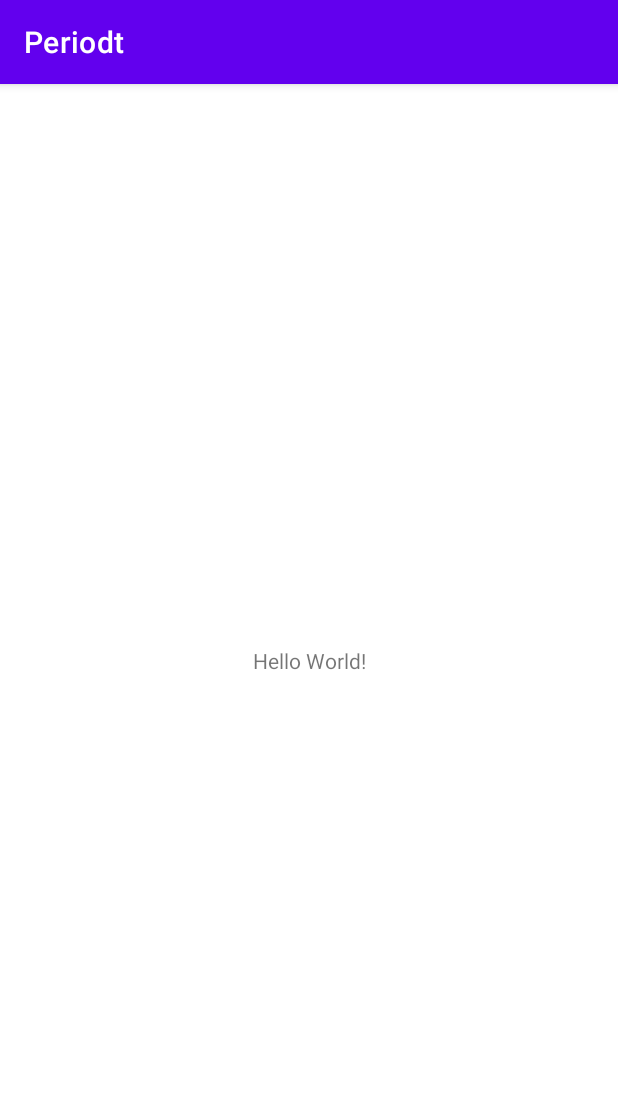
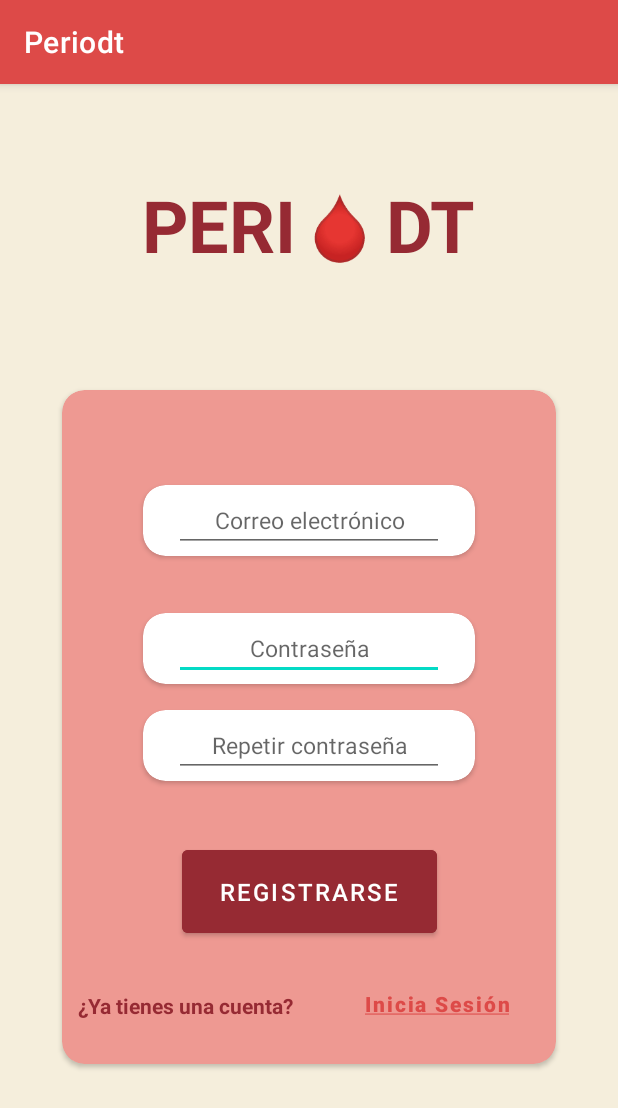
Before and after one commit to elennovi/periodt, an Android app: the screen it shows after launch (MainActivity before the commit, SignupActivity after it), on a phone screen of 412 x 824 dp. Shown: the top 1108 px of the screen. Run offline under Robolectric (Android 15) with nearby library versions, the phone set to English and light mode, and no system bars; our stand-ins replace Room's generated code.

Commit message:
Signup almost done

```diff
--- a/app/build.gradle
+++ b/app/build.gradle
@@ -29,6 +29,9 @@ android {
 }
 
 dependencies {
+    implementation "androidx.room:room-runtime:2.5.0"
+    annotationProcessor "androidx.room:room-compiler:2.5.0"
+
     implementation 'androidx.appcompat:appcompat:1.4.1'
     implementation 'com.google.android.material:material:1.5.0'
     implementation 'androidx.constraintlayout:constraintlayout:2.1.3'
--- a/app/src/main/AndroidManifest.xml
+++ b/app/src/main/AndroidManifest.xml
@@ -12,6 +12,9 @@
         android:theme="@style/Theme.Periodt"
         tools:targetApi="31">
         <activity
+            android:name=".SignupActivity"
+            android:exported="false" />
+        <activity
             android:name=".MainActivity"
             android:exported="true">
             <intent-filter>
@@ -22,5 +25,4 @@
         </activity>
     </application>
 
-
 </manifest>
--- /dev/null
+++ b/app/src/main/java/com/example/periodt/AppDatabase.java
@@ -0,0 +1,9 @@
+package com.example.periodt;
+
+import androidx.room.Database;
+import androidx.room.RoomDatabase;
+
+@Database(entities = {User.class}, version = 1)
+public abstract class AppDatabase extends RoomDatabase {
+    public abstract UserDao userDao();
+}
--- a/app/src/main/java/com/example/periodt/MainActivity.java
+++ b/app/src/main/java/com/example/periodt/MainActivity.java
@@ -1,14 +1,27 @@
 package com.example.periodt;
 
 import androidx.appcompat.app.AppCompatActivity;
+import androidx.room.Room;
 
+import android.content.Intent;
 import android.os.Bundle;
 
 public class MainActivity extends AppCompatActivity {
+
+    private AppDatabase db;
 
     @Override
     protected void onCreate(Bundle savedInstanceState) {
         super.onCreate(savedInstanceState);
         setContentView(R.layout.activity_main);
+        AppDatabase db = Room.databaseBuilder(getApplicationContext(),
+                AppDatabase.class, "database-name").build();
+
+        // Check if logged
+        // TO DO
+
+        // Call the next view
+        Intent intent = new Intent(this, SignupActivity.class);
+        startActivity(intent);
     }
 }
--- /dev/null
+++ b/app/src/main/java/com/example/periodt/SignupActivity.java
@@ -0,0 +1,58 @@
+package com.example.periodt;
+
+import androidx.appcompat.app.AlertDialog;
+import androidx.appcompat.app.AppCompatActivity;
+import androidx.room.Room;
+
+import android.content.DialogInterface;
+import android.content.Intent;
+import android.os.Bundle;
+import android.util.Log;
+import android.view.View;
+import android.widget.Button;
+import android.widget.EditText;
+
+public class SignupActivity extends AppCompatActivity {
+
+    @Override
+    protected void onCreate(Bundle savedInstanceState) {
+        super.onCreate(savedInstanceState);
+        setContentView(R.layout.signup);
+
+        Intent intent = getIntent();
+        Button button = (Button) findViewById(R.id.register_btn);
+        button.setOnClickListener(new View.OnClickListener() {
+            public void onClick(View v) {
+                submitData();
+            }
+        });
+    }
+
+    private void submitData() {
+        EditText email_et = (EditText) findViewById(R.id.email_addr);
+        EditText pwd_et = (EditText) findViewById(R.id.password);
+        EditText repeat_pwd_et = (EditText) findViewById(R.id.repeat_password);
+
+        // Get the data
+        String email = email_et.getText().toString();
+        String pwd = pwd_et.getText().toString();
+        String repeat_pwd = repeat_pwd_et.getText().toString();
+
+        if (!pwd.equals(repeat_pwd)){
+            AlertDialog.Builder builder = new AlertDialog.Builder(this);
+            builder.setPositiveButton("OK", new DialogInterface.OnClickListener() {
+                public void onClick(DialogInterface dialog, int id) {
+                    dialog.cancel();
+                }
+            });
+            builder.setMessage(R.string.same_pwd_error)
+                    .setTitle(R.string.error);
+            AlertDialog dialog = builder.create();
+            dialog.show();
+        }
+
+        // Check if available
+
+        // Post the data and go
+    }
+}
--- /dev/null
+++ b/app/src/main/java/com/example/periodt/UserDao.java
@@ -0,0 +1,26 @@
+package com.example.periodt;
+
+import androidx.room.Dao;
+import androidx.room.Delete;
+import androidx.room.Insert;
+import androidx.room.Query;
+
+import java.util.List;
+
+@Dao
+public interface UserDao {
+    @Query("SELECT * FROM user")
+    List<User> getAll();
+
+    @Query("SELECT * FROM user WHERE uid IN (:userIds)")
+    List<User> loadAllByIds(int[] userIds);
+
+    @Query("SELECT * FROM user WHERE email LIKE :email LIMIT 1")
+    User findByEmail(String email);
+
+    @Insert
+    void insertAll(User... users);
+
+    @Delete
+    void delete(User user);
+}
--- a/app/src/main/res/layout/signup.xml
+++ b/app/src/main/res/layout/signup.xml
@@ -4,7 +4,8 @@
     xmlns:tools="http://schemas.android.com/tools"
     android:layout_width="match_parent"
     android:layout_height="match_parent"
-    android:background="@color/beige">
+    android:background="@color/beige"
+    tools:context=".SignupActivity">
 
     <TextView
         android:id="@+id/textView"
--- a/app/src/main/res/values/strings.xml
+++ b/app/src/main/res/values/strings.xml
@@ -22,4 +22,7 @@
     <string name="login_redirect"><u>Inicia Sesión</u></string>
     <string name="register_redirect"><u>Regístrate</u></string>
 
+    <string name="same_pwd_error">Las contraseñas son diferentes</string>
+    <string name="error">ERROR</string>
+
 </resources>
--- a/app/src/main/res/values/themes.xml
+++ b/app/src/main/res/values/themes.xml
@@ -2,8 +2,8 @@
     <!-- Base application theme. -->
     <style name="Theme.Periodt" parent="Theme.MaterialComponents.DayNight.DarkActionBar">
         <!-- Primary brand color. -->
-        <item name="colorPrimary">@color/purple_500</item>
-        <item name="colorPrimaryVariant">@color/purple_700</item>
+        <item name="colorPrimary">@color/red</item>
+        <item name="colorPrimaryVariant">@color/dark_red</item>
         <item name="colorOnPrimary">@color/white</item>
         <!-- Secondary brand color. -->
         <item name="colorSecondary">@color/teal_200</item>
```
Also changed, not shown: app/src/main/java/com/example/periodt/User.java (added, +17 -0 lines).
